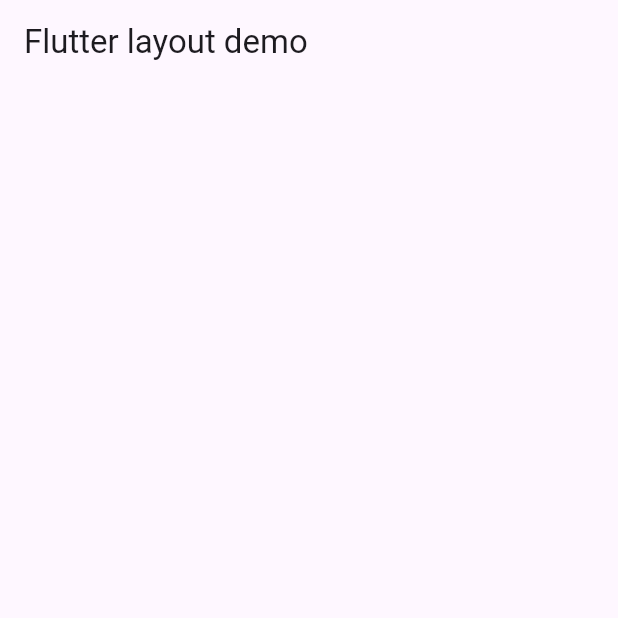
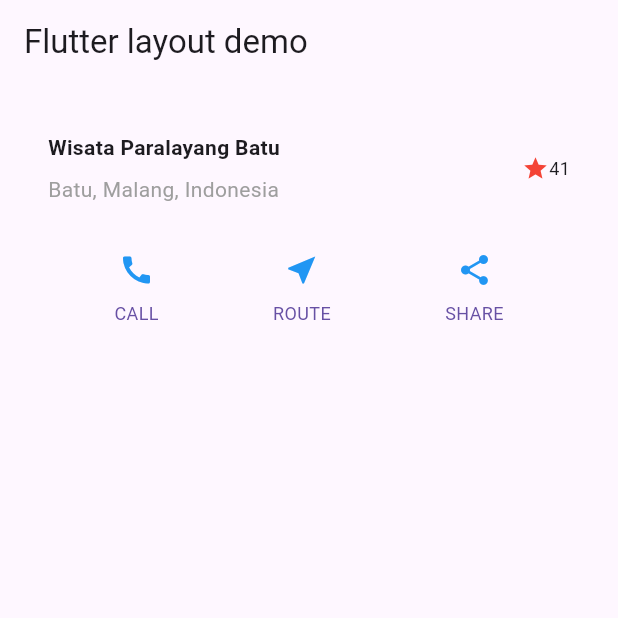
Before and after one commit to anaradiocta/MOBILE, a Flutter app: the screen it shows after launch, on a phone screen of 412 x 824 dp, the top half of it. Run offline on Flutter 3.47's test engine with Material 3 defaults, Android fonts, the phone set to English and light mode, and no system bars.

Commit message:
Jobsheet 6 - Praktikum 2

```diff
--- a/lib/main.dart
+++ b/lib/main.dart
@@ -50,6 +50,16 @@ class MyApp extends StatelessWidget {
       ),
     );
 
+    // Membuat button section
+    Widget buttonSection = Row(
+      mainAxisAlignment: MainAxisAlignment.spaceEvenly,
+      children: [
+        _buildButtonColumn(color, Icons.call, 'CALL'),
+        _buildButtonColumn(color, Icons.near_me, 'ROUTE'),
+        _buildButtonColumn(color, Icons.share, 'SHARE'),
+      ],
+    );
+
     return MaterialApp(
       title: 'Flutter layout: ANARADI OCTA LAVECHIA - 2241760007',
       home: Scaffold(
@@ -58,9 +68,32 @@ class MyApp extends StatelessWidget {
         ),
         body: Column(
           children: [
+            titleSection,
+            buttonSection, // Tambahkan buttonSection ke body
           ],
         ),
       ),
+    );
+  }
+
+  Column _buildButtonColumn(Color color, IconData icon, String label) {
+    return Column(
+      mainAxisSize: MainAxisSize.min,
+      mainAxisAlignment: MainAxisAlignment.center,
+      children: [
+        Icon(icon, color: Colors.blue),
+        Container(
+          margin: const EdgeInsets.only(top: 8),
+          child: Text(
+            label,
+            style: TextStyle(
+              fontSize: 12,
+              fontWeight: FontWeight.w400,
+              color: color,
+            ),
+          ),
+        ),
+      ],
 
     );
   }
```
Also changed, not shown: prak22.JPG (added), prak222.JPG (added).
